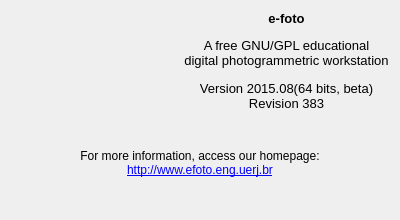
e-foto/e-foto, file qt/infrastructure/AboutLayout.ui: the form before one commit.
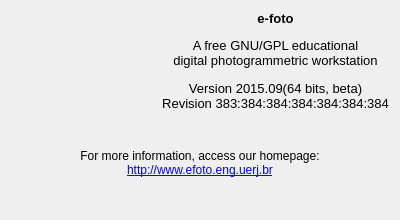
The form after the commit. Icons and pictures are not drawn.

```diff
--- a/qt/infrastructure/AboutLayout.ui
+++ b/qt/infrastructure/AboutLayout.ui
@@ -67,8 +67,8 @@
 &lt;/style&gt;&lt;/head&gt;&lt;body style=&quot; font-family:'MS Shell Dlg 2'; font-size:8pt; font-weight:400; font-style:normal;&quot;&gt;
 &lt;p style=&quot; margin-top:18px; margin-bottom:12px; margin-left:0px; margin-right:0px; -qt-block-indent:0; text-indent:0px;&quot;&gt;&lt;span style=&quot; font-family:'Sans'; font-size:10pt; font-weight:600;&quot;&gt;e-foto&lt;/span&gt;&lt;/p&gt;
 &lt;p style=&quot; margin-top:0px; margin-bottom:0px; margin-left:0px; margin-right:0px; -qt-block-indent:0; text-indent:0px;&quot;&gt;&lt;span style=&quot; font-family:'Sans'; font-size:10pt;&quot;&gt;A free GNU/GPL educational&lt;br /&gt;digital photogrammetric workstation&lt;br /&gt;&lt;/span&gt;&lt;/p&gt;
-&lt;p style=&quot; margin-top:0px; margin-bottom:0px; margin-left:0px; margin-right:0px; -qt-block-indent:0; text-indent:0px;&quot;&gt;&lt;span style=&quot; font-family:'Sans'; font-size:10pt;&quot;&gt;Version 2015.08(64 bits, beta)&lt;/span&gt;&lt;/p&gt;
-&lt;p style=&quot; margin-top:0px; margin-bottom:0px; margin-left:0px; margin-right:0px; -qt-block-indent:0; text-indent:0px;&quot;&gt;&lt;span style=&quot; font-family:'Sans'; font-size:10pt;&quot;&gt;Revision 383&lt;/span&gt;&lt;/p&gt;&lt;/body&gt;&lt;/html&gt;</string>
+&lt;p style=&quot; margin-top:0px; margin-bottom:0px; margin-left:0px; margin-right:0px; -qt-block-indent:0; text-indent:0px;&quot;&gt;&lt;span style=&quot; font-family:'Sans'; font-size:10pt;&quot;&gt;Version 2015.09(64 bits, beta)&lt;/span&gt;&lt;/p&gt;
+&lt;p style=&quot; margin-top:0px; margin-bottom:0px; margin-left:0px; margin-right:0px; -qt-block-indent:0; text-indent:0px;&quot;&gt;&lt;span style=&quot; font-family:'Sans'; font-size:10pt;&quot;&gt;Revision 383:384:384:384:384:384:384&lt;/span&gt;&lt;/p&gt;&lt;/body&gt;&lt;/html&gt;</string>
      </property>
      <property name="textFormat">
       <enum>Qt::AutoText</enum>
```
